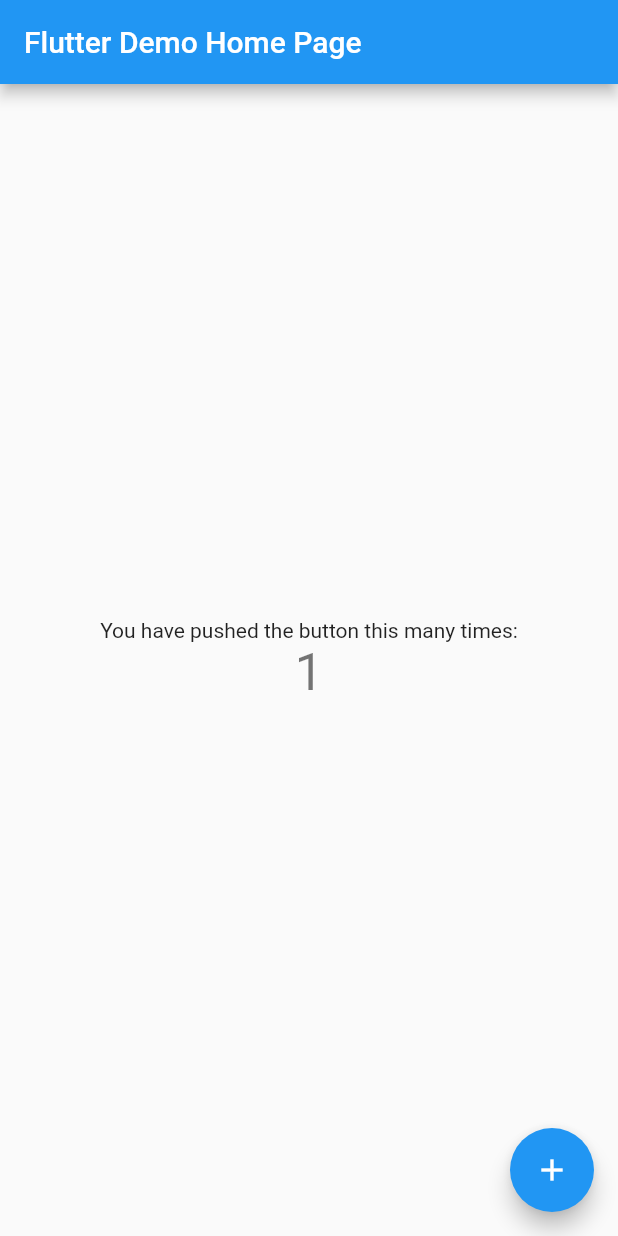
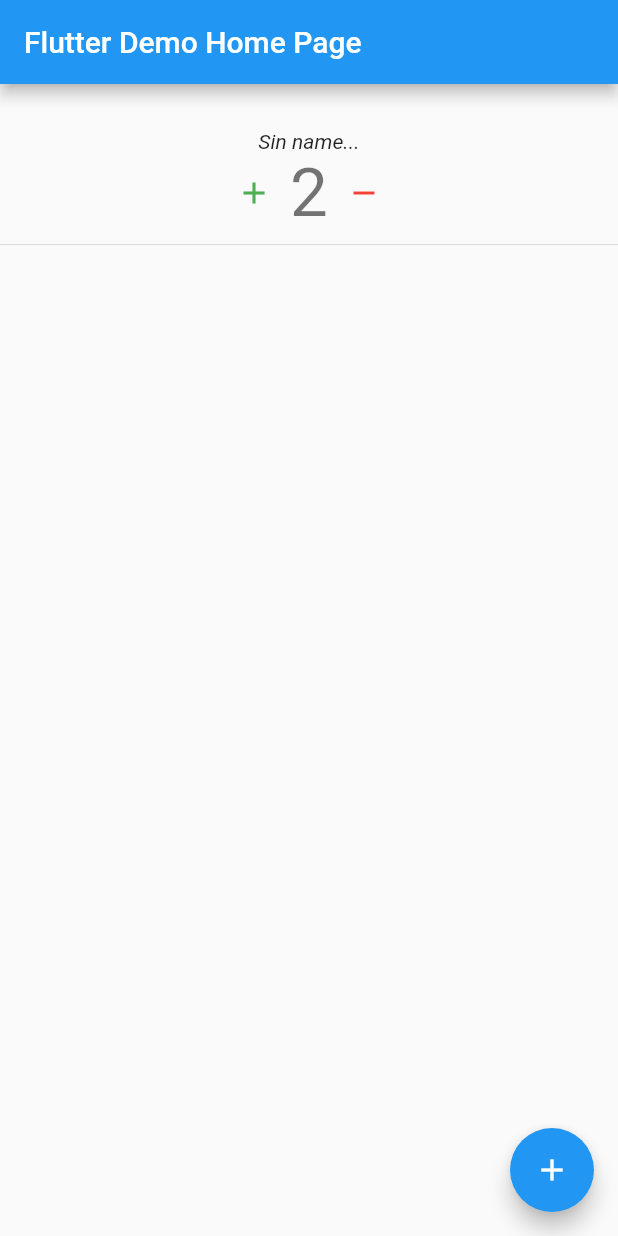
Before and after one commit to srlopez/miestados, a Flutter app: the screen it shows after launch, after a tap on the "add" icon, on a phone screen of 412 x 824 dp. Run offline on Flutter 3.47's test engine with Material 2 defaults, Android fonts, the phone set to English and light mode, and no system bars.

Commit message:
Con Future

```diff
--- a/lib/main.dart
+++ b/lib/main.dart
@@ -1,4 +1,5 @@
 import 'package:flutter/material.dart';
+import 'dart:math';
 
 void main() {
   runApp(MyApp());
@@ -19,23 +20,49 @@ class MyApp extends StatelessWidget {
   }
 }
 
+//=========================================================
+// Home
+
 class MyHomePage extends StatefulWidget {
   MyHomePage({Key key, this.title}) : super(key: key);
-
   final String title;
-
   @override
   _MyHomePageState createState() => _MyHomePageState();
 }
 
 class _MyHomePageState extends State<MyHomePage> {
-  int _counter = 0;
+  var _rnd = Random();
 
-  void _incrementCounter() {
-    setState(() {
-      _counter++;
-    });
+  // State
+  var _list = <Data>[];
+
+  void _addItem() {
+    int sg = _rnd.nextInt(7);
+    _list.add(Data(_fnominar(sg), sg));
+    setState(() {});
   }
+
+  // El nombre 'future' lo obtenemos tras los segundos indicados
+  // asignamos los segundos de espera al valor para  conocer lo que hemos
+  // de esperar a ver el nombre
+  Future<String> _fnominar(int sg) =>
+      Future.delayed(Duration(seconds: sg), _nominar);
+
+  // Un ejemplo de un closure
+  // cada vez que se invoca devuelve un valor en ciclo de la lista de valores
+  var _nominar = () {
+    var i = 0;
+    var names = [
+      'lunes',
+      'martes',
+      'miercoles',
+      'jueves',
+      'viernes',
+      // 'sabado',
+      // 'domingo'
+    ];
+    return () => names[i++ % names.length];
+  }();
 
   @override
   Widget build(BuildContext context) {
@@ -45,23 +72,80 @@ class _MyHomePageState extends State<MyHomePage> {
       ),
       body: Center(
         child: Column(
-          mainAxisAlignment: MainAxisAlignment.center,
+          mainAxisAlignment: MainAxisAlignment.start,
           children: <Widget>[
-            Text(
-              'You have pushed the button this many times:',
-            ),
-            Text(
-              '$_counter',
-              style: Theme.of(context).textTheme.headline4,
-            ),
+            SizedBox(height: 30),
+            for (var item in _list) ...[DataWidget(item: item), Divider()],
           ],
         ),
       ),
       floatingActionButton: FloatingActionButton(
-        onPressed: _incrementCounter,
+        onPressed: _addItem,
         tooltip: 'Increment',
         child: Icon(Icons.add),
       ), // This trailing comma makes auto-formatting nicer for build methods.
     );
   }
 }
+
+// ================================================================
+// Widget para presentar el modelo
+
+class DataWidget extends StatefulWidget {
+  DataWidget({Key key, this.item}) : super(key: key);
+  final Data item;
+
+  @override
+  _DataWidgetState createState() => _DataWidgetState();
+}
+
+class _DataWidgetState extends State<DataWidget> {
+  // Los eventos que modifican el estado
+  void _incrementCounter(int delta) {
+    widget.item.value += delta;
+    setState(() {});
+  }
+
+  @override
+  Widget build(BuildContext context) {
+    return Column(
+      children: [
+        // recubrimos el Text con Un Future
+        // Y mostramos los que nos indique el snapshot
+        FutureBuilder(
+          future: widget.item.name,
+          builder: (_, AsyncSnapshot<String> snapshot) {
+            var txt = (snapshot.hasData)
+                ? '${snapshot.data}'
+                : (snapshot.hasError)
+                    ? 'Error: ${snapshot.error}'
+                    : 'Sin name...';
+            return Text(txt, style: TextStyle(fontStyle: FontStyle.italic));
+          },
+        ),
+        Row(mainAxisAlignment: MainAxisAlignment.center, children: [
+          IconButton(
+              onPressed: () => _incrementCounter(1),
+              icon: Icon(Icons.add),
+              color: Colors.green),
+          Text(
+            '${widget.item.value}',
+            style: Theme.of(context).textTheme.headline3,
+          ),
+          IconButton(
+              onPressed: () => _incrementCounter(-1),
+              icon: Icon(Icons.remove),
+              color: Colors.red),
+        ]),
+      ],
+    );
+  }
+}
+
+// ================================================================
+// El modelo
+class Data {
+  Future<String> name;
+  int value;
+  Data(this.name, this.value);
+}
```
Also changed, not shown: 1 other file.
